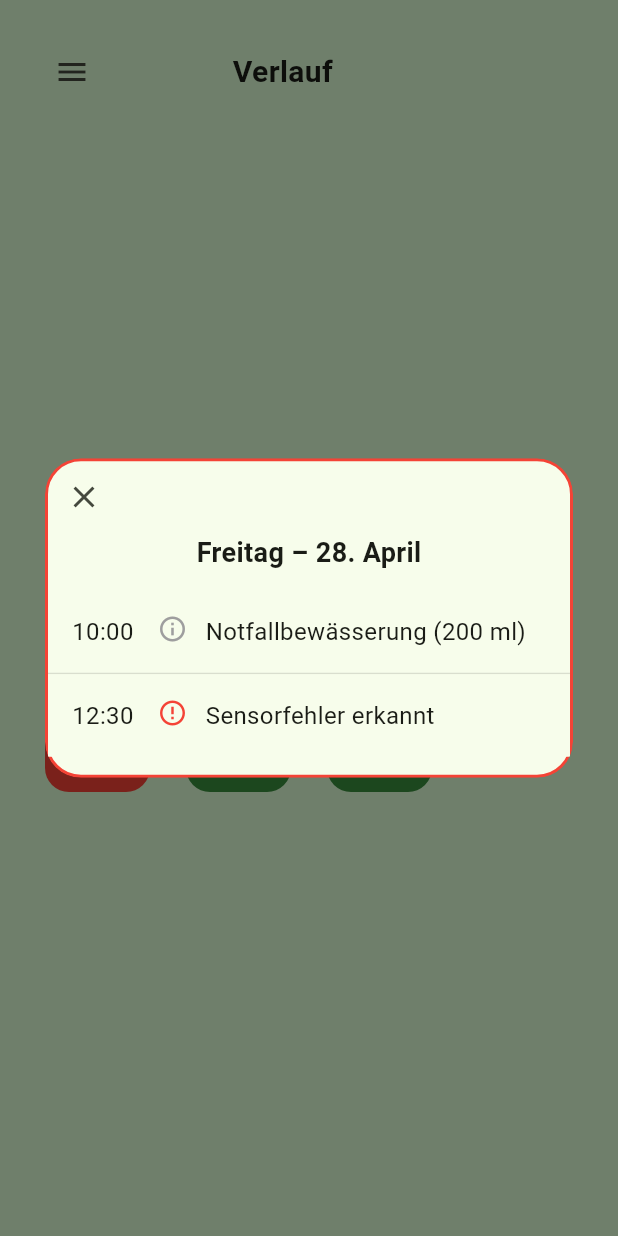
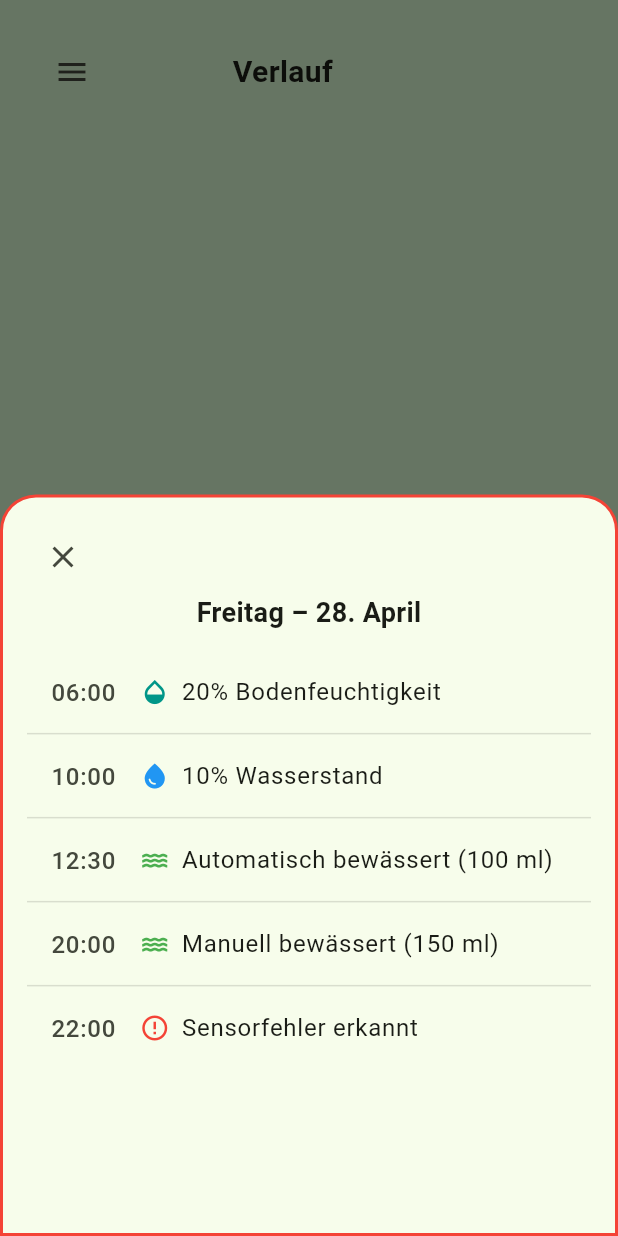
Before and after one commit to SpartanProgram/balkon-bewaesserung-app, a Flutter app: the VerlaufScreen screen opened directly, after a tap on "Fr", on a phone screen of 412 x 824 dp. Run offline on Flutter 3.47's test engine with Material 3 defaults, Android fonts, the phone set to English and light mode, and no system bars.

```diff
--- a/Software/lib/verlauf_screen.dart
+++ b/Software/lib/verlauf_screen.dart
@@ -28,32 +28,15 @@ class VerlaufScreen extends StatelessWidget {
 
   Widget _dayButton(BuildContext context, String label, Color color) {
     return GestureDetector(
-      onTap: () {
-        showGeneralDialog(
+      onTap: () async {
+        // Optional: simulate tap effect (can be animated)
+        await Future.delayed(const Duration(milliseconds: 100));
+
+        showModalBottomSheet(
           context: context,
-          barrierDismissible: true,
-          barrierLabel: "Popup",
-          transitionDuration: const Duration(milliseconds: 350),
-          pageBuilder: (context, anim1, anim2) {
-            return _buildDetailPopup(context, label, color);
-          },
-          transitionBuilder: (context, anim1, anim2, child) {
-            final curved = CurvedAnimation(parent: anim1, curve: Curves.easeOut);
-
-            return Transform.scale(
-              scale: curved.value,
-              child: SlideTransition(
-                position: Tween<Offset>(
-                  begin: const Offset(0, 0.15), // Slide up from 15% below
-                  end: Offset.zero,
-                ).animate(curved),
-                child: Opacity(
-                  opacity: anim1.value,
-                  child: child,
-                ),
-              ),
-            );
-          },
+          backgroundColor: Colors.transparent,
+          isScrollControlled: true,
+          builder: (_) => _buildDetailPopup(context, label, color),
         );
       },
       child: Container(
@@ -106,8 +89,11 @@ Widget _buildDetailPopup(BuildContext context, String day, Color borderColor) {
         {"time": "09:00", "event": "Sensor 3: 63% Wasserstand"},
       ],
       "Fr": [
-      {"time": "10:00", "event": "Notfallbewässerung (200 ml)"},
-      {"time": "12:30", "event": "Sensorfehler erkannt"},
+        {"time": "06:00", "event": "20% Bodenfeuchtigkeit"},
+        {"time": "10:00", "event": "10% Wasserstand"},
+        {"time": "12:30", "event": "Automatisch bewässert (100 ml)"},
+        {"time": "20:00", "event": "Manuell bewässert (150 ml)"},
+        {"time": "22:00", "event": "Sensorfehler erkannt"},
       ],
       "Sa": [
         {"time": "06:30", "event": "Sensor 3: 45% Bodenfeuchtigkeit"},
@@ -121,16 +107,17 @@ Widget _buildDetailPopup(BuildContext context, String day, Color borderColor) {
 
     final entries = dayEvents[day] ?? [];
 
-  return Dialog(
-    backgroundColor: Colors.transparent,
-    insetPadding: const EdgeInsets.symmetric(horizontal: 30, vertical: 100),
-    child: ClipRRect(
-      borderRadius: BorderRadius.circular(24),
-      child: Container(
+    return DraggableScrollableSheet(
+      initialChildSize: 0.6,
+      maxChildSize: 0.85,
+      minChildSize: 0.4,
+      builder: (context, scrollController) {
+        return Container(
+          padding: const EdgeInsets.symmetric(vertical: 16, horizontal: 16),
           decoration: BoxDecoration(
             color: const Color(0xFFF7FDEB),
             border: Border.all(color: borderColor, width: 2),
-          borderRadius: BorderRadius.circular(24),
+            borderRadius: const BorderRadius.vertical(top: Radius.circular(24)),
           ),
           child: Column(
             mainAxisSize: MainAxisSize.min,
@@ -142,24 +129,25 @@ Widget _buildDetailPopup(BuildContext context, String day, Color borderColor) {
                   onPressed: () => Navigator.of(context).pop(),
                 ),
               ),
-            Padding(
-              padding: const EdgeInsets.only(bottom: 12.0),
-              child: Text(
+              Text(
                 dateTitles[day] ?? "Unbekannter Tag",
                 style: const TextStyle(
                   fontWeight: FontWeight.bold,
                   fontSize: 18,
                 ),
               ),
-            ),
-          ...entries.asMap().entries.map((entryWithIndex) {
-            final index = entryWithIndex.key;
-            final entry = entryWithIndex.value;
-            final isLast = index == entries.length - 1;
+              const SizedBox(height: 12),
+              Expanded(
+                child: ListView.separated(
+                  controller: scrollController,
+                  itemCount: entries.length,
+                  separatorBuilder: (_, __) => const Divider(height: 0, color: Colors.black12),
+                  itemBuilder: (_, index) {
+                    final entry = entries[index];
+                    final event = entry["event"]!.toLowerCase();
 
                     IconData icon;
                     Color iconColor;
-            final event = entry["event"]!.toLowerCase();
 
                     if (event.contains("bodenfeuchtigkeit")) {
                       icon = Icons.opacity;
@@ -178,36 +166,25 @@ Widget _buildDetailPopup(BuildContext context, String day, Color borderColor) {
                       iconColor = Colors.grey;
                     }
 
-            return Container(
-              padding: const EdgeInsets.symmetric(vertical: 16, horizontal: 16),
-              decoration: BoxDecoration(
-                color: const Color(0xFFF7FDEB),
-                border: Border(
-                  bottom: isLast ? BorderSide.none : const BorderSide(color: Colors.black12),
+                    return ListTile(
+                      leading: Text(entry["time"]!, style: const TextStyle(fontSize: 16)),
+                      title: Row(
+                        children: [
+                          Icon(icon, size: 20, color: iconColor),
+                          const SizedBox(width: 8),
+                          Expanded(
+                            child: Text(entry["event"]!, style: const TextStyle(fontSize: 16)),
                           ),
+                        ],
                       ),
-              child: Row(
-                crossAxisAlignment: CrossAxisAlignment.start,
-                children: [
-                  Text(entry["time"]!, style: const TextStyle(fontSize: 16)),
-                  const SizedBox(width: 16),
-                  Icon(icon, size: 20, color: iconColor),
-                  const SizedBox(width: 12),
-                  Expanded(
-                    child: Text(
-                      entry["event"]!,
-                      style: const TextStyle(fontSize: 16),
+                    );
+                  },
                 ),
               ),
             ],
           ),
         );
-          }).toList(),
-            const SizedBox(height: 12),
-          ],
-        ),
-      ),
-    ),
+      },
     );
   }
 }
```
Lines whose indentation alone changed are shown as unchanged.
